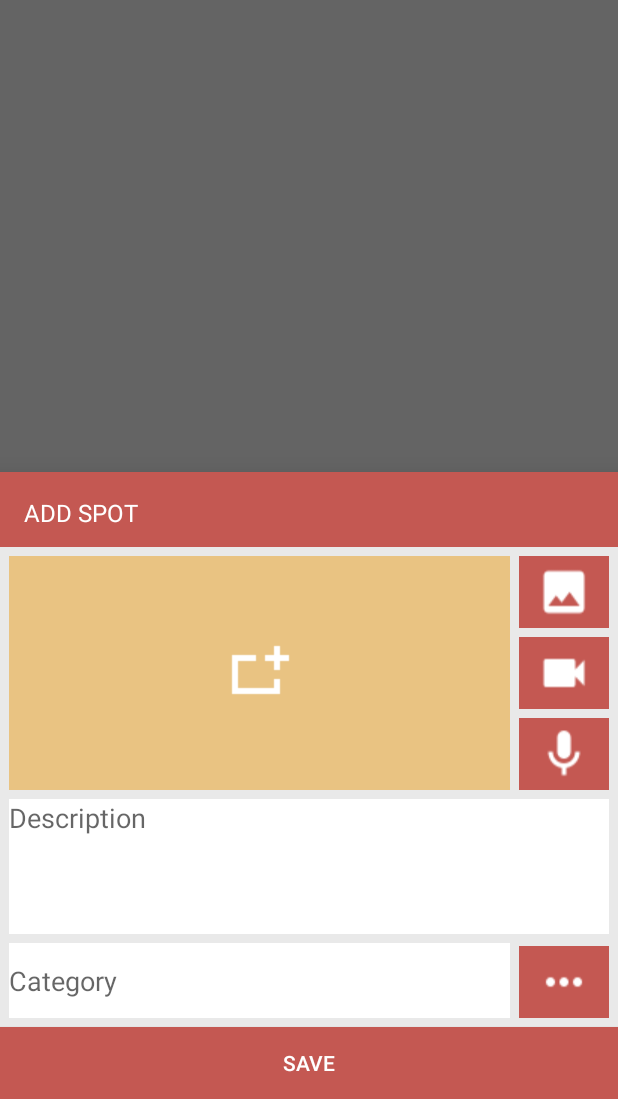
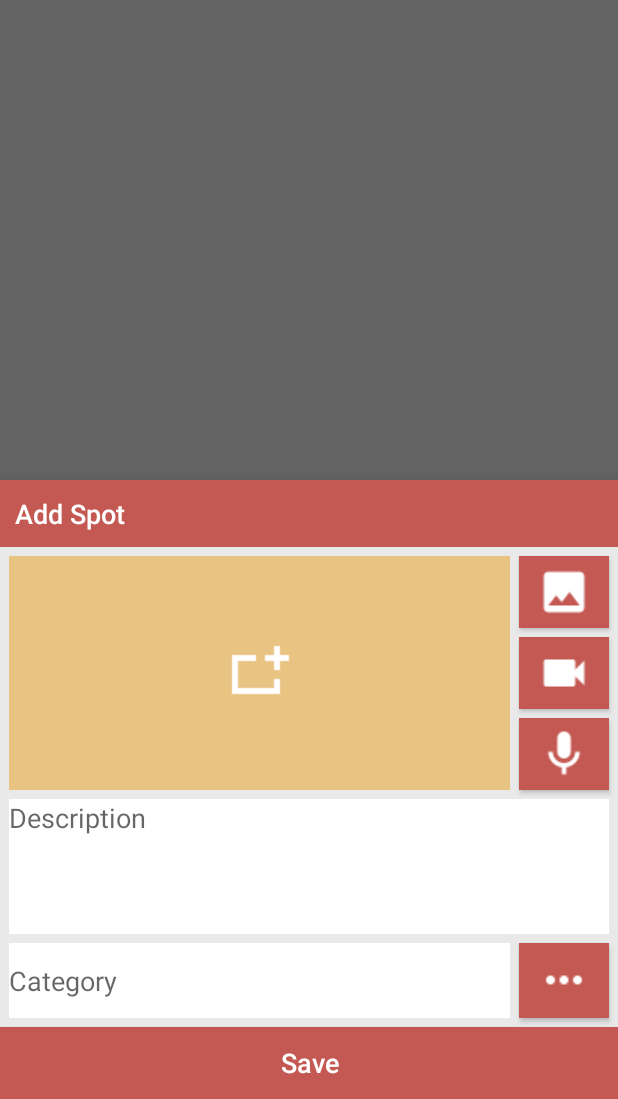
Before and after one commit to giulidb/OnSpot, an Android app: the screen it shows after launch once a user with an empty profile is signed in (MapsActivity), after a tap on an icon or button, on a phone screen of 412 x 824 dp, the part 137-1236 px from its top. Run offline under Robolectric (Android 15) with nearby library versions, the light colour scheme and no system bars; our stand-ins replace Firebase (no records; nobody signed in at launch, a user with empty details on screens opened directly).

Commit message:
Error Correction & Grafic Changes

```diff
--- a/app/src/main/java/it/unipi/iet/onspot/AddSpotFragment.java
+++ b/app/src/main/java/it/unipi/iet/onspot/AddSpotFragment.java
@@ -10,6 +10,7 @@ import android.support.design.widget.CoordinatorLayout;
 import android.view.LayoutInflater;
 import android.view.View;
 import android.view.ViewGroup;
+import android.widget.Button;
 import android.widget.EditText;
 import android.widget.ImageView;
 
@@ -21,8 +22,8 @@ import android.widget.ImageView;
 public class AddSpotFragment extends BottomSheetDialogFragment {
 
     private ImageView preview;
-    private ImageView play;
-    private ImageView audio;
+    private Button play;
+    private Button audio;
     private EditText category;
 
 
@@ -63,8 +64,9 @@ public class AddSpotFragment extends BottomSheetDialogFragment {
                              Bundle savedInstanceState) {
         View view = inflater.inflate(R.layout.fragment_addspot, container, false);
         preview = (ImageView) view.findViewById(R.id.load);
-        play = (ImageView) view.findViewById(R.id.play);
-        audio = (ImageView) view.findViewById(R.id.audio);
+        preview.setClickable(false);
+        play = (Button) view.findViewById(R.id.play);
+        audio = (Button) view.findViewById(R.id.audio);
         category = (EditText) view.findViewById(R.id.category);
 
         return view;
--- a/app/src/main/java/it/unipi/iet/onspot/LoginActivity.java
+++ b/app/src/main/java/it/unipi/iet/onspot/LoginActivity.java
@@ -39,7 +39,7 @@ public class LoginActivity extends AppCompatActivity {
         Login = (Button)findViewById(R.id.email_sign_in_button);
 
         // ProgressDialog Initialization
-        progressDialog = new ProgressDialog(LoginActivity.this,ProgressDialog.STYLE_HORIZONTAL);
+        progressDialog = new ProgressDialog(LoginActivity.this);
         progressDialog.setIndeterminate(true);
 
         // Authentication
--- a/app/src/main/res/layout/fragment_addspot.xml
+++ b/app/src/main/res/layout/fragment_addspot.xml
@@ -1,23 +1,16 @@
 <?xml version="1.0" encoding="utf-8"?>
-<RelativeLayout
+<RelativeLayout xmlns:android="http://schemas.android.com/apk/res/android"
+    xmlns:tools="http://schemas.android.com/tools"
     android:layout_width="match_parent"
-    android:layout_height="wrap_content"
-    xmlns:android="http://schemas.android.com/apk/res/android"
-    android:background="#E9E9E9">
+    android:layout_height="match_parent"
+    android:gravity="center_horizontal"
+    android:orientation="vertical"
+    android:background="#E9E9E9"
+    android:theme="@style/AppTheme"
+    tools:context=".MapsActivity">
 
-<TextView
-    android:layout_width="match_parent"
-    android:layout_height="50dp"
-    android:text="@string/add_spot"
-    android:textColor="@android:color/white"
-    android:background="@color/colorPrimary"
-    android:textSize="16sp"
-    android:textAllCaps="true"
-    android:padding="16dp"
-    android:id="@+id/addspot"
-    />
-
-    <RelativeLayout
+    <RelativeLayout xmlns:android="http://schemas.android.com/apk/res/android"
+        xmlns:tools="http://schemas.android.com/tools"
         android:layout_width="wrap_content"
         android:layout_height="225dp"
         android:id="@+id/layout_inner"
@@ -27,12 +20,13 @@
         android:layout_marginTop="6dp"
         android:layout_marginStart="6dp"
         android:layout_alignEnd="@+id/category"
-        android:layout_alignBottom="@+id/audio_add_spot">
+        android:layout_alignBottom="@+id/audio_add_spot"
+        >
+
         <ImageView
             android:layout_height="wrap_content"
             android:layout_width="wrap_content"
             android:contentDescription="@string/image"
-            android:clickable="false"
             android:onClick="reproduce_media"
             android:padding="4dp"
             android:scaleType="fitXY"
@@ -41,13 +35,13 @@
             android:layout_centerVertical="true"
             android:layout_centerHorizontal="true" />
 
-        <ImageView
+        <Button
             android:layout_height="wrap_content"
             android:layout_width="wrap_content"
             android:contentDescription="@string/image"
             android:padding="4dp"
             android:scaleType="fitXY"
-            android:src="@drawable/play"
+            android:drawableStart="@drawable/play"
             android:id="@+id/play"
             android:clickable="true"
             android:onClick="reproduce_media"
@@ -57,13 +51,13 @@
             style="@style/Widget.AppCompat.ActionButton"
             />
 
-        <ImageView
+        <Button
             android:layout_height="wrap_content"
             android:layout_width="wrap_content"
             android:contentDescription="@string/image"
             android:padding="4dp"
             android:scaleType="fitXY"
-            android:src="@drawable/volume"
+            android:drawableStart="@drawable/volume"
             android:id="@+id/audio"
             android:clickable="true"
             android:onClick="reproduce_media"
@@ -73,9 +67,19 @@
             style="@style/Widget.AppCompat.ActionButton"
             />
 
-
     </RelativeLayout>
 
+    <TextView
+        android:layout_width="match_parent"
+        android:layout_height="wrap_content"
+        android:text="@string/add_spot"
+        android:textColor="@android:color/white"
+        android:background="@color/colorPrimary"
+        android:fontFamily="sans-serif-medium"
+        android:textSize="18dp"
+        android:padding="10dp"
+        android:id="@+id/addspot"
+        />
 
     <EditText
         android:layout_width="300dp"
@@ -90,6 +94,36 @@
         android:layout_marginEnd="6dp"
         android:layout_marginTop="6dp"/>
 
+    <Button
+        android:layout_width="match_parent"
+        android:layout_height="wrap_content"
+        android:text="@string/save"
+        android:id="@+id/button6"
+        style="@style/ButtonStyle"
+        android:textColor="@android:color/white"
+        android:layout_below="@+id/category"
+        android:layout_alignParentStart="true"
+        android:layout_marginTop="6dp"
+        />
+
+
+    <Button
+        android:layout_height="wrap_content"
+        android:layout_width="wrap_content"
+        android:id="@+id/dots"
+        android:contentDescription="@string/image"
+        android:drawableStart="@drawable/dots"
+        android:background="@color/colorPrimary"
+        android:clickable="true"
+        android:onClick="show_categories"
+        android:padding="5dp"
+        android:scaleType="fitXY"
+        style="@style/Widget.AppCompat.ActionButton"
+        android:layout_above="@id/button6"
+        android:layout_alignTop="@id/category"
+        android:layout_alignParentEnd="true"
+        android:layout_marginEnd="6dp"/>
+
     <EditText
         android:layout_width="wrap_content"
         android:layout_height="50dp"
@@ -99,45 +133,20 @@
         android:id="@+id/category"
         android:layout_below="@+id/textView2"
         android:layout_alignParentStart="true"
-    android:layout_toStartOf="@+id/dots"
+        android:layout_toStartOf="@id/dots"
         android:layout_marginStart="6dp"
         android:layout_marginEnd="6dp"
         android:layout_marginTop="6dp"/>
 
-    <ImageView
-        android:layout_height="wrap_content"
-        android:layout_width="wrap_content"
-        android:id="@+id/dots"
-        android:contentDescription="@string/image"
-        android:src="@drawable/dots"
-        android:background="@color/colorPrimary"
-        android:clickable="true"
-        android:onClick="show_categories"
-        android:padding="5dp"
-        android:scaleType="fitXY"
-        style="@style/Widget.AppCompat.ActionButton"
-        android:layout_above="@+id/button6"
-        android:layout_alignParentEnd="true"
-        android:layout_marginEnd="6dp"/>
+
+
 
     <Button
-    android:layout_width="match_parent"
-    android:layout_height="wrap_content"
-    android:text="@string/save"
-    android:id="@+id/button6"
-    android:textColor="@android:color/white"
-    android:background="@color/colorPrimary"
-    android:layout_below="@+id/category"
-    android:layout_alignParentStart="true"
-    android:layout_marginTop="6dp"
-    />
-
-    <ImageView
         android:layout_height="wrap_content"
         android:layout_width="wrap_content"
         android:id="@+id/video_add_spot"
         android:contentDescription="@string/image"
-        android:src="@drawable/video"
+        android:drawableStart="@drawable/video"
         android:background="@color/colorPrimary"
         android:clickable="true"
         android:padding="5dp"
@@ -148,12 +157,12 @@
         android:layout_marginTop="6dp"
         android:layout_alignEnd="@id/dots"/>
 
-    <ImageView
+    <Button
         android:layout_height="wrap_content"
         android:layout_width="wrap_content"
         android:id="@+id/audio_add_spot"
         android:contentDescription="@string/image"
-        android:src="@drawable/microphone"
+        android:drawableStart="@drawable/microphone"
         android:background="@color/colorPrimary"
         android:clickable="true"
         android:onClick="AddSpot_onClick"
@@ -164,12 +173,12 @@
         android:layout_marginTop="6dp"
         android:layout_alignEnd="@id/dots"  />
 
-    <ImageView
+    <Button
         android:layout_height="wrap_content"
         android:layout_width="wrap_content"
         android:id="@+id/image_add_spot"
         android:contentDescription="@string/image"
-        android:src="@drawable/image"
+        android:drawableStart="@drawable/image"
         android:background="@color/colorPrimary"
         android:clickable="true"
         android:onClick="AddSpot_onClick"
--- a/app/src/main/res/layout/toolbar.xml
+++ b/app/src/main/res/layout/toolbar.xml
@@ -11,7 +11,9 @@
         android:layout_width="wrap_content"
         android:layout_height="wrap_content"
         android:orientation="horizontal"
-        android:layout_gravity="center">
+        android:layout_gravity="center"
+        android:background="@color/colorPrimary"
+        >
 
         <ImageButton
             android:name="@string/search"
@@ -19,7 +21,6 @@
             android:layout_height="wrap_content"
             android:text="Search"
             android:id="@+id/search_icon"
-            android:background="@color/colorPrimary"
             android:src="@drawable/magnify"
             style="@style/Widget.AppCompat.ActionButton"/>
 
@@ -28,7 +29,6 @@
             android:layout_height="wrap_content"
             android:id="@+id/list_spot"
             android:layout_toRightOf="@+id/search_icon"
-            android:background="@color/colorPrimary"
             android:src="@drawable/list"
             android:text="List"
             style="@style/Widget.AppCompat.ActionButton"/>
@@ -36,7 +36,6 @@
         <ImageButton
             android:layout_width="wrap_content"
             android:layout_height="wrap_content"
-            android:background="@color/colorPrimary"
             android:id="@+id/plus"
             android:layout_toRightOf="@+id/list_spot"
             android:text="Add Spot"
@@ -49,7 +48,6 @@
             android:layout_height="wrap_content"
             android:id="@+id/heart"
             android:layout_toRightOf="@+id/plus"
-            android:background="@color/colorPrimary"
             android:text="Liked"
             android:src="@drawable/heart"
             style="@style/Widget.AppCompat.ActionButton"/>
@@ -60,7 +58,6 @@
             android:id="@+id/account"
             android:layout_toRightOf="@+id/heart"
             android:text="Profile"
-            android:background="@color/colorPrimary"
             android:src="@drawable/account"
             style="@style/Widget.AppCompat.ActionButton" />
 
--- a/app/src/main/res/values/styles.xml
+++ b/app/src/main/res/values/styles.xml
@@ -6,10 +6,60 @@
         <item name="colorPrimary">@color/colorPrimary</item>
         <item name="colorPrimaryDark">@color/colorPrimaryDark</item>
         <item name="colorAccent">@color/colorAccent</item>
+
+
+        <!-- Text Style -->
+
+
+        <!-- Button Style -->
+        <item name="android:buttonStyle">@style/ButtonStyle</item>
+
     </style>
 
+    <!-- Splash activity theme. -->
     <style name="SplashTheme" parent="Theme.AppCompat.NoActionBar">
         <item name="android:windowBackground">@drawable/background_splash</item>
     </style>
 
+    <!-- Button theme. -->
+    <style name="ButtonStyle" parent="Base.Widget.AppCompat.Button">
+        <item name="android:background">@color/colorPrimary</item>
+        <item name="android:textColor">@android:color/white</item>
+        <item name="android:fontFamily">sans-serif-light</item>
+        <item name="android:textStyle">bold</item>
+        <item name="android:textAllCaps">false</item>
+        <item name="android:textSize">18dp</item>
+    </style>
+
+    <!-- Alert Dialog Box Style -->
+    <style name="AppDialog" parent="Theme.AppCompat.Dialog.Alert">
+        <item name="android:windowFrame">@null</item>
+        <item name="android:windowBackground">@android:color/transparent</item>
+        <item name="android:windowIsFloating">true</item>
+        <item name="android:windowContentOverlay">@null</item>
+        <item name="android:windowTitleStyle">@style/DialogWindowTitle</item>
+        <item name="android:windowSoftInputMode">stateUnspecified|adjustPan</item>
+        <item name="android:backgroundDimEnabled">true</item>
+        <item name="textColorAlertDialogListItem">@color/colorAccent</item>
+        <item name="android:textSize">18dp</item>
+        <item name="android:background">@android:color/white</item>
+        <item name="colorAccent">@color/colorAccent</item>
+        <item name="android:windowAnimationStyle">@android:style/Animation.Dialog</item>
+        <item name="android:width">30dip</item>
+        <item name="android:height">30dip</item>
+    </style>
+    <!-- Style Title Dialog Box -->
+    <style name="DialogWindowTitle">
+        <item name="android:textAppearance">@style/TextAppearance.DialogWindowTitle</item>
+        <item name="android:topDark">@color/colorPrimary</item>
+    </style>
+    <style name="TextAppearance.DialogWindowTitle" parent="@android:style/TextAppearance.Holo.DialogWindowTitle">
+        <item name="android:textColor">@color/colorPrimary</item>
+        <item name="android:fontFamily">sans-serif-medium</item>
+        <item name="android:textStyle">bold</item>
+        <item name="android:textSize">20dp</item>
+        <item name="android:padding">12dip</item>
+    </style>
+
+
 </resources>
```
Also changed, not shown: app/src/main/java/it/unipi/iet/onspot/MainActivity.java (+9 -0 lines), app/src/main/java/it/unipi/iet/onspot/MapsActivity.java (+5 -17 lines), app/src/main/java/it/unipi/iet/onspot/ProfileActivity.java (+24 -15 lines), app/src/main/java/it/unipi/iet/onspot/utilities/MultimediaUtilities.java (+26 -1 lines), app/src/main/res/drawable/edit_states.xml (+4 -4 lines), app/src/main/res/layout/activity_login.xml (+17 -13 lines), app/src/main/res/layout/activity_main.xml (+30 -13 lines), app/src/main/res/layout/activity_profile.xml (+9 -5 lines), app/src/main/res/drawable/avatar_guest.png (deleted), app/src/main/res/drawable/avataryellow.png (added), app/src/main/res/drawable/email.png (added), app/src/main/res/drawable/facebook.png (added), app/src/main/res/drawable/guest.png (added), app/src/main/res/drawable/login.png (added). Lines whose indentation alone changed are shown as unchanged.
